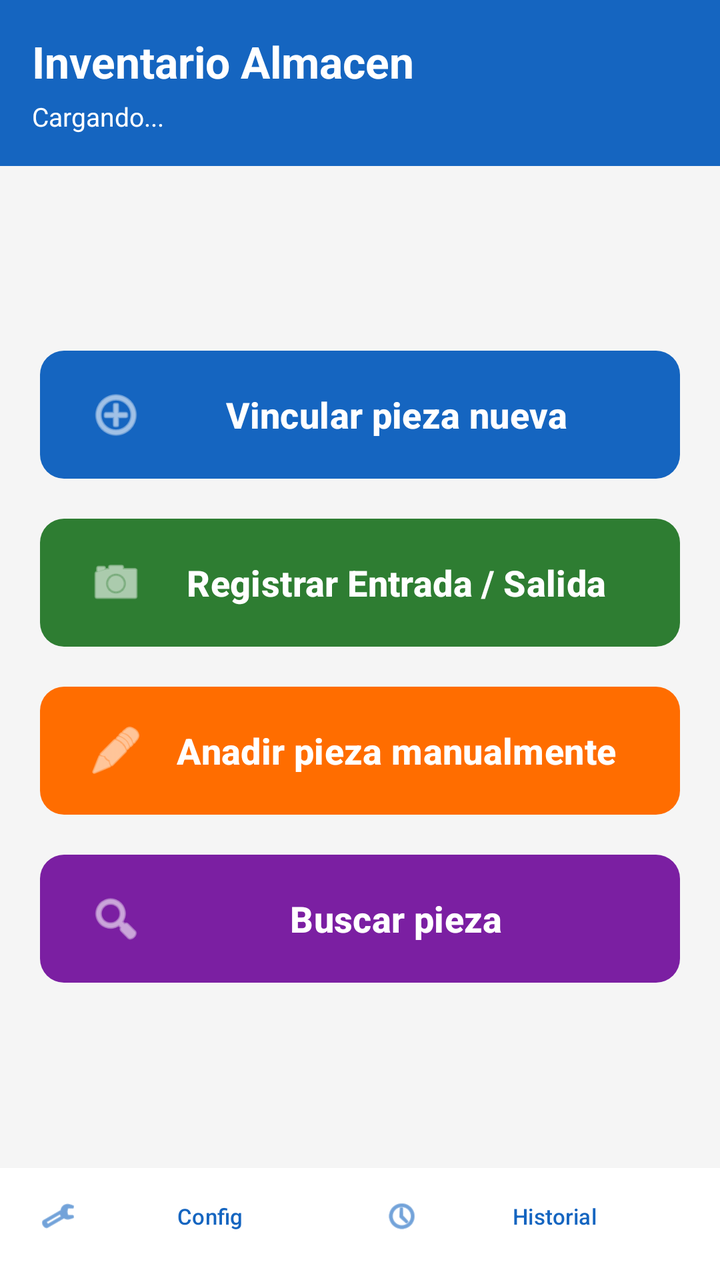
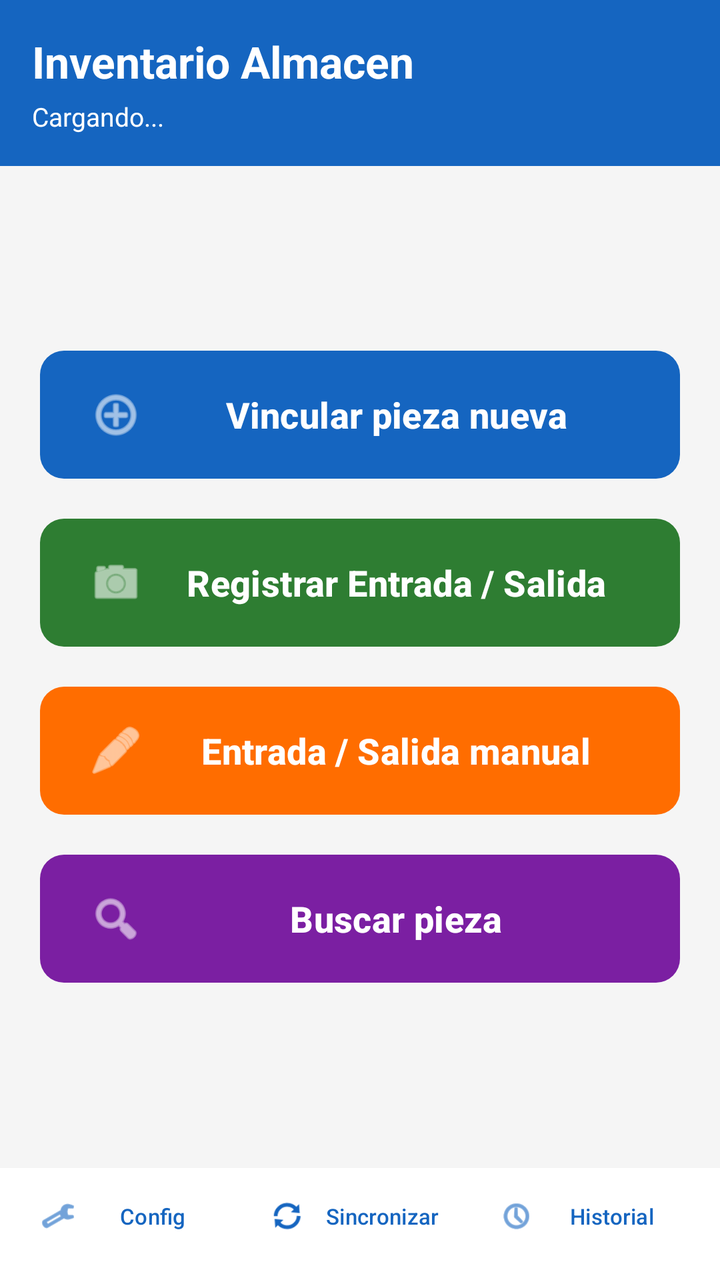

Before-and-after screenshots of an Android layout around one commit, followed by the original layout XML and the change that was made.
<!-- AndroidManifest.xml: application theme Theme.InventarioAlmacen -->
<!-- res/layout/activity_main.xml -->
<?xml version="1.0" encoding="utf-8"?>
<LinearLayout
    xmlns:android="http://schemas.android.com/apk/res/android"
    xmlns:app="http://schemas.android.com/apk/res-auto"
    android:layout_width="match_parent"
    android:layout_height="match_parent"
    android:orientation="vertical"
    android:background="@color/background">

    
    <LinearLayout
        android:layout_width="match_parent"
        android:layout_height="wrap_content"
        android:orientation="vertical"
        android:background="@color/primary"
        android:padding="16dp">

        <TextView
            android:layout_width="wrap_content"
            android:layout_height="wrap_content"
            android:text="Inventario Almacen"
            android:textColor="@android:color/white"
            android:textSize="22sp"
            android:textStyle="bold" />

        <TextView
            android:id="@+id/tvStats"
            android:layout_width="wrap_content"
            android:layout_height="wrap_content"
            android:text="Cargando..."
            android:textColor="@android:color/white"
            android:textSize="13sp"
            android:layout_marginTop="4dp" />
    </LinearLayout>

    
    <LinearLayout
        android:layout_width="match_parent"
        android:layout_height="0dp"
        android:layout_weight="1"
        android:orientation="vertical"
        android:padding="20dp"
        android:gravity="center_vertical">

        
        <com.google.android.material.button.MaterialButton
            android:id="@+id/btnAddNew"
            android:layout_width="match_parent"
            android:layout_height="72dp"
            android:text="Vincular pieza nueva"
            android:textSize="18sp"
            android:textStyle="bold"
            android:textColor="@android:color/white"
            app:backgroundTint="@color/primary"
            app:icon="@android:drawable/ic_menu_add"
            app:iconTint="@android:color/white"
            app:iconSize="28dp"
            app:cornerRadius="12dp" />

        
        <com.google.android.material.button.MaterialButton
            android:id="@+id/btnEntryExit"
            android:layout_width="match_parent"
            android:layout_height="72dp"
            android:layout_marginTop="12dp"
            android:text="Registrar Entrada / Salida"
            android:textSize="18sp"
            android:textStyle="bold"
            android:textColor="@android:color/white"
            app:backgroundTint="@color/stock_ok"
            app:icon="@android:drawable/ic_menu_camera"
            app:iconTint="@android:color/white"
            app:iconSize="28dp"
            app:cornerRadius="12dp" />

        
        <com.google.android.material.button.MaterialButton
            android:id="@+id/btnManualEntry"
            android:layout_width="match_parent"
            android:layout_height="72dp"
            android:layout_marginTop="12dp"
            android:text="Anadir pieza manualmente"
            android:textSize="18sp"
            android:textStyle="bold"
            android:textColor="@android:color/white"
            app:backgroundTint="#FF6D00"
            app:icon="@android:drawable/ic_menu_edit"
            app:iconTint="@android:color/white"
            app:iconSize="28dp"
            app:cornerRadius="12dp" />

        
        <com.google.android.material.button.MaterialButton
            android:id="@+id/btnSearch"
            android:layout_width="match_parent"
            android:layout_height="72dp"
            android:layout_marginTop="12dp"
            android:text="Buscar pieza"
            android:textSize="18sp"
            android:textStyle="bold"
            android:textColor="@android:color/white"
            app:backgroundTint="#7B1FA2"
            app:icon="@android:drawable/ic_menu_search"
            app:iconTint="@android:color/white"
            app:iconSize="28dp"
            app:cornerRadius="12dp" />

    </LinearLayout>

    
    <LinearLayout
        android:id="@+id/layoutSetupPrompt"
        android:layout_width="match_parent"
        android:layout_height="wrap_content"
        android:orientation="vertical"
        android:gravity="center"
        android:padding="32dp"
        android:visibility="gone">

        <TextView
            android:layout_width="wrap_content"
            android:layout_height="wrap_content"
            android:text="Configura tu Google Sheets"
            android:textSize="18sp"
            android:textStyle="bold" />

        <TextView
            android:layout_width="wrap_content"
            android:layout_height="wrap_content"
            android:text="Pulsa Config para conectar tu hoja de calculo"
            android:textSize="14sp"
            android:layout_marginTop="8dp" />
    </LinearLayout>

    
    <LinearLayout
        android:layout_width="match_parent"
        android:layout_height="wrap_content"
        android:orientation="horizontal"
        android:paddingStart="8dp"
        android:paddingEnd="8dp"
        android:paddingBottom="8dp"
        android:background="@color/surface">

        <com.google.android.material.button.MaterialButton
            android:id="@+id/btnSetup"
            style="@style/Widget.Material3.Button.TextButton"
            android:layout_width="0dp"
            android:layout_height="wrap_content"
            android:layout_weight="1"
            android:text="Config"
            android:textSize="11sp"
            app:icon="@android:drawable/ic_menu_preferences" />

        <com.google.android.material.button.MaterialButton
            android:id="@+id/btnHistory"
            style="@style/Widget.Material3.Button.TextButton"
            android:layout_width="0dp"
            android:layout_height="wrap_content"
            android:layout_weight="1"
            android:text="Historial"
            android:textSize="11sp"
            app:icon="@android:drawable/ic_menu_recent_history" />
    </LinearLayout>

</LinearLayout>
<!-- resources referenced by this layout -->
<resources>
  <color name="background">#F5F5F5</color>
  <color name="primary">#1565C0</color>
  <color name="stock_ok">#2E7D32</color>
  <color name="surface">#FFFFFF</color>
  <style name="Theme.InventarioAlmacen" parent="Theme.Material3.Light.NoActionBar">
          <item name="colorPrimary">@color/primary</item>
          <item name="colorPrimaryDark">@color/primary_dark</item>
          <item name="colorAccent">@color/accent</item>
          <item name="android:statusBarColor">@color/primary_dark</item>
      </style>
  <color name="primary_dark">#0D47A1</color>
  <color name="accent">#FF6F00</color>
</resources>

<!-- the commit's change to res/layout/activity_main.xml (unified diff, before → after) -->
@@ -15,13 +15,28 @@
         android:background="@color/primary"
         android:padding="16dp">
 
-        <TextView
-            android:layout_width="wrap_content"
-            android:layout_height="wrap_content"
-            android:text="Inventario Almacen"
-            android:textColor="@android:color/white"
-            android:textSize="22sp"
-            android:textStyle="bold" />
+        <LinearLayout
+            android:layout_width="match_parent"
+            android:layout_height="wrap_content"
+            android:orientation="horizontal"
+            android:gravity="center_vertical">
+
+            <TextView
+                android:layout_width="0dp"
+                android:layout_height="wrap_content"
+                android:layout_weight="1"
+                android:text="Inventario Almacen"
+                android:textColor="@android:color/white"
+                android:textSize="22sp"
+                android:textStyle="bold" />
+
+            <TextView
+                android:id="@+id/tvVersion"
+                android:layout_width="wrap_content"
+                android:layout_height="wrap_content"
+                android:textColor="#B0FFFFFF"
+                android:textSize="12sp" />
+        </LinearLayout>
 
         <TextView
             android:id="@+id/tvStats"
@@ -31,6 +46,16 @@
             android:textColor="@android:color/white"
             android:textSize="13sp"
             android:layout_marginTop="4dp" />
+
+        <TextView
+            android:id="@+id/tvPendingCount"
+            android:layout_width="wrap_content"
+            android:layout_height="wrap_content"
+            android:textColor="#FFEB3B"
+            android:textSize="13sp"
+            android:textStyle="bold"
+            android:layout_marginTop="2dp"
+            android:visibility="gone" />
     </LinearLayout>
 
     
@@ -79,7 +104,7 @@
             android:layout_width="match_parent"
             android:layout_height="72dp"
             android:layout_marginTop="12dp"
-            android:text="Anadir pieza manualmente"
+            android:text="Entrada / Salida manual"
             android:textSize="18sp"
             android:textStyle="bold"
             android:textColor="@android:color/white"
@@ -153,6 +178,16 @@
             app:icon="@android:drawable/ic_menu_preferences" />
 
         <com.google.android.material.button.MaterialButton
+            android:id="@+id/btnSync"
+            style="@style/Widget.Material3.Button.TextButton"
+            android:layout_width="0dp"
+            android:layout_height="wrap_content"
+            android:layout_weight="1"
+            android:text="Sincronizar"
+            android:textSize="11sp"
+            app:icon="@android:drawable/ic_popup_sync" />
+
+        <com.google.android.material.button.MaterialButton
             android:id="@+id/btnHistory"
             style="@style/Widget.Material3.Button.TextButton"
             android:layout_width="0dp"
